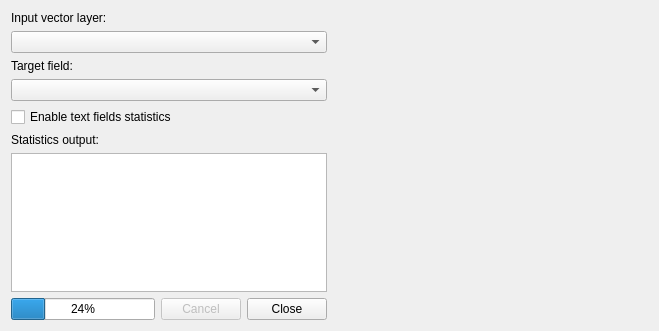
First picture: the form in frmStatist.ui, repository ePublicHealth/statist, before the edit.
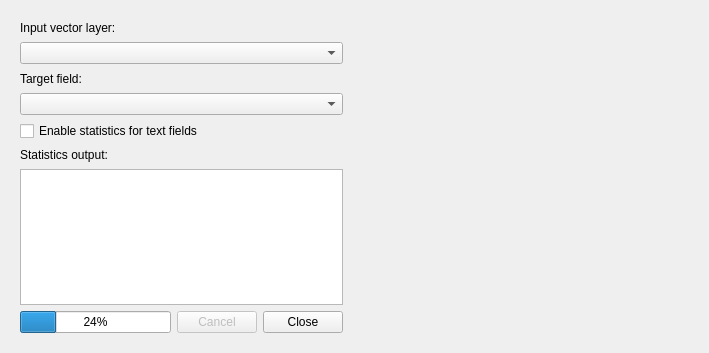
Second picture: the form after the edit.

Commit message: UPD: GUI optimizations (GUI was fully rewrited) UPD: all icons moved to icons subdir, resource file update FIX: count value now has integer type ADD: possibility to copy statistics output to clipboard ADD: russian and ukrainian translations ADD: check if there is vector layers in project on plugin startup UPD: fulltext labels in statistics output

The edit to the form file:
```diff
--- a/frmStatist.ui
+++ b/frmStatist.ui
@@ -5,104 +5,78 @@
    <rect>
     <x>0</x>
     <y>0</y>
-    <width>659</width>
-    <height>331</height>
+    <width>705</width>
+    <height>349</height>
    </rect>
   </property>
   <property name="windowTitle" >
-   <string>Dialog</string>
+   <string>Statist: Field statistics</string>
+  </property>
+  <layout class="QHBoxLayout" name="horizontalLayout_2" >
+   <item>
+    <widget class="QWidget" native="1" name="widgetStats" >
+     <property name="minimumSize" >
+      <size>
+       <width>341</width>
+       <height>331</height>
+      </size>
   </property>
   <layout class="QGridLayout" name="gridLayout" >
-   <item rowspan="2" row="0" column="0" >
-    <layout class="QVBoxLayout" name="verticalLayout" >
-     <item>
+      <item row="0" column="0" >
       <widget class="QLabel" name="lblLayer" >
        <property name="text" >
         <string>Input vector layer:</string>
        </property>
       </widget>
      </item>
-     <item>
+      <item row="1" column="0" colspan="2" >
       <widget class="QComboBox" name="cmbLayers" />
      </item>
-    </layout>
-   </item>
-   <item row="0" column="1" >
-    <spacer name="horizontalSpacer" >
-     <property name="orientation" >
-      <enum>Qt::Horizontal</enum>
-     </property>
-     <property name="sizeType" >
-      <enum>QSizePolicy::Expanding</enum>
-     </property>
-     <property name="sizeHint" stdset="0" >
-      <size>
-       <width>314</width>
-       <height>20</height>
-      </size>
-     </property>
-    </spacer>
-   </item>
-   <item rowspan="5" row="1" column="1" >
-    <layout class="QVBoxLayout" name="verticalLayout_5" >
-     <item>
-      <widget class="QWidget" native="1" name="widget" />
-     </item>
-    </layout>
-   </item>
-   <item row="2" column="0" >
-    <layout class="QVBoxLayout" name="verticalLayout_2" >
-     <item>
+      <item row="2" column="0" colspan="2" >
       <widget class="QLabel" name="lblField" >
        <property name="text" >
         <string>Target field:</string>
        </property>
       </widget>
      </item>
-     <item>
+      <item row="3" column="0" colspan="2" >
       <widget class="QComboBox" name="cmbFields" />
      </item>
-    </layout>
-   </item>
-   <item row="3" column="0" >
-    <layout class="QVBoxLayout" name="verticalLayout_3" >
-     <item>
+      <item row="4" column="0" colspan="2" >
       <widget class="QCheckBox" name="chkUseTextFields" >
        <property name="text" >
-        <string>Enable text fields statistics</string>
+         <string>Enable statistics for text fields</string>
        </property>
       </widget>
      </item>
-    </layout>
-   </item>
-   <item row="4" column="0" >
-    <layout class="QVBoxLayout" name="verticalLayout_4" >
-     <item>
+      <item row="5" column="0" colspan="2" >
       <widget class="QLabel" name="lblResult" >
        <property name="text" >
         <string>Statistics output:</string>
        </property>
       </widget>
      </item>
-     <item>
+      <item row="6" column="0" colspan="2" >
       <widget class="QListWidget" name="lstStatistics" >
+        <property name="maximumSize" >
+         <size>
+          <width>16777215</width>
+          <height>136</height>
+         </size>
+        </property>
        <property name="alternatingRowColors" >
         <bool>true</bool>
        </property>
       </widget>
      </item>
-    </layout>
-   </item>
-   <item row="5" column="0" >
-    <layout class="QHBoxLayout" name="horizontalLayout_2" >
-     <item>
+      <item row="7" column="0" >
       <widget class="QProgressBar" name="progressBar" >
        <property name="value" >
         <number>24</number>
        </property>
       </widget>
      </item>
-     <item>
+      <item row="7" column="1" >
       <layout class="QHBoxLayout" name="horizontalLayout" >
        <item>
         <widget class="QPushButton" name="btnStop" >
@@ -127,6 +101,23 @@
       </layout>
      </item>
     </layout>
+    </widget>
+   </item>
+   <item>
+    <widget class="QWidget" native="1" name="widgetPlot" >
+     <property name="sizePolicy" >
+      <sizepolicy vsizetype="Expanding" hsizetype="Expanding" >
+       <horstretch>0</horstretch>
+       <verstretch>0</verstretch>
+      </sizepolicy>
+     </property>
+     <property name="minimumSize" >
+      <size>
+       <width>340</width>
+       <height>330</height>
+      </size>
+     </property>
+    </widget>
    </item>
   </layout>
  </widget>
```
Lines whose indentation alone changed are shown as unchanged. The commit also changes 19 other files.
